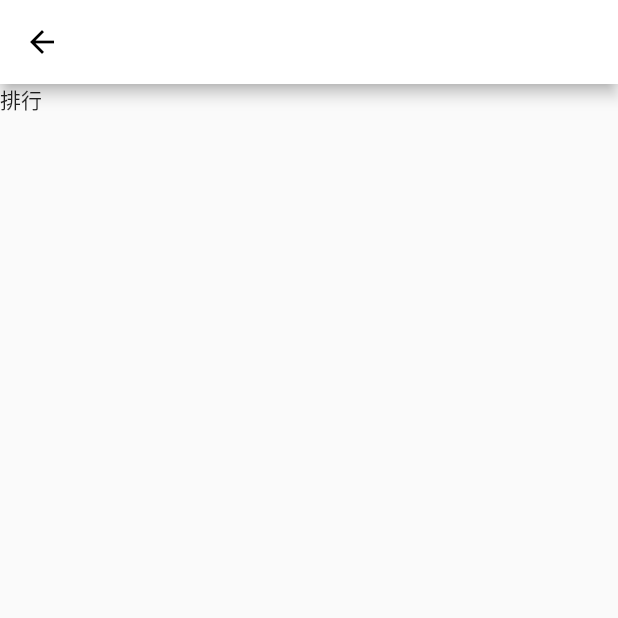
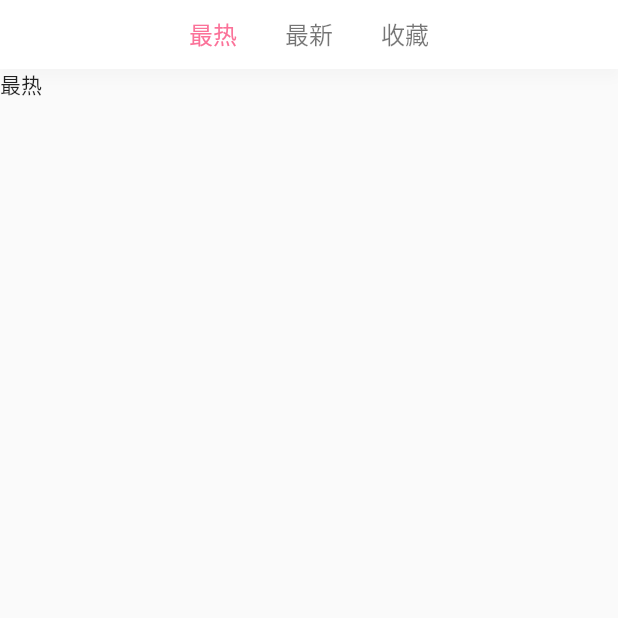
Before and after one commit to tospery/flutter_bilibili, a Flutter app: the RankingPage screen opened directly, on a phone screen of 412 x 824 dp, the top half of it. Run offline on Flutter 3.47's test engine with Material 2 defaults, Android fonts, the phone set to English and light mode, and no system bars; our stand-ins replace cached_network_image, chewie, dio, flutter_swiper_null_safety, fluttertoast, lottie and 2 more; missing offline and left inert: orientation, underline_indicator; accounts and stored records are empty; network calls fail.

Commit message:
9-2 排行榜页面框架搭建

```diff
--- a/lib/page/home_page.dart
+++ b/lib/page/home_page.dart
@@ -100,7 +100,7 @@ class _HomePageState extends HiState<HomePage>
               statusStyle: StatusStyle.dark,
             ),
             Container(
-              color: Colors.white,
+              decoration: bottomBoxShadow(),
               child: _tabBar(),
             ),
             Flexible(
--- a/lib/page/ranking_page.dart
+++ b/lib/page/ranking_page.dart
@@ -1,4 +1,7 @@
 import 'package:flutter/material.dart';
+import 'package:flutter_bilibili/util/hi_functions.dart';
+import 'package:flutter_bilibili/widget/hi_tab.dart';
+import 'package:flutter_bilibili/widget/navigation_bar.dart';
 
 class RankingPage extends StatefulWidget {
   const RankingPage({Key? key}) : super(key: key);
@@ -7,12 +10,78 @@ class RankingPage extends StatefulWidget {
   State<RankingPage> createState() => _RankingPageState();
 }
 
-class _RankingPageState extends State<RankingPage> {
+class _RankingPageState extends State<RankingPage>
+    with TickerProviderStateMixin {
+  static const tabs = [
+    {
+      'key': 'like',
+      'name': '最热',
+    },
+    {
+      'key': 'pubdate',
+      'name': '最新',
+    },
+    {
+      'key': 'favorite',
+      'name': '收藏',
+    }
+  ];
+  late TabController _controller;
+
+  @override
+  void initState() {
+    super.initState();
+    _controller = TabController(length: tabs.length, vsync: this);
+  }
+
+  @override
+  void dispose() {
+    _controller.dispose();
+    super.dispose();
+  }
+
   @override
   Widget build(BuildContext context) {
     return Scaffold(
-      appBar: AppBar(),
-      body: const Text('排行'),
+      body: Column(children: [
+        _buildNavigationBar(),
+        _buildTabView(),
+      ]),
     );
   }
+
+  _buildNavigationBar() {
+    return NavigationBarPlus(
+      child: Container(
+        alignment: Alignment.center,
+        child: _tabBar(),
+        decoration: bottomBoxShadow(),
+      ),
+    );
+  }
+
+  _tabBar() {
+    return HiTab(
+      tabs.map<Tab>((tab) {
+        return Tab(
+          text: tab['name'],
+        );
+      }).toList(),
+      fontSize: 16,
+      borderWidth: 3,
+      unselectedLabelColor: Colors.black54,
+      controller: _controller,
+    );
+  }
+
+  _buildTabView() {
+      return Flexible(
+        child: TabBarView(
+          controller: _controller,
+          children: tabs.map((tab){
+            return Container(child: Text(tab['name']!),);
+          }).toList(),
+        ),
+      );
+  }
 }
--- a/lib/util/hi_functions.dart
+++ b/lib/util/hi_functions.dart
@@ -115,3 +115,15 @@ SizedBox hiSpace({double width = 1, double height = 1}) {
     height: height,
   );
 }
+
+BoxDecoration? bottomBoxShadow() {
+  return BoxDecoration(
+    color: Colors.white,
+    boxShadow: [BoxShadow(
+      color: Colors.grey[100]!,
+      offset: Offset(0, 5),
+      blurRadius: 5.0,
+      spreadRadius: 1
+    )],
+  );
+}
```
